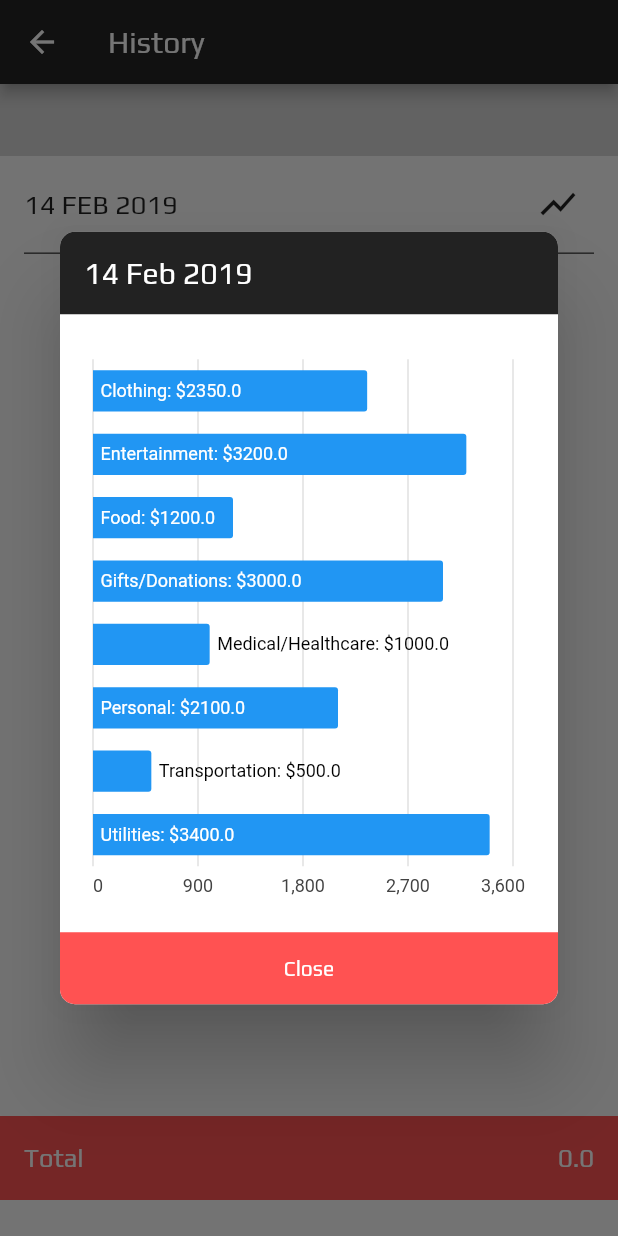
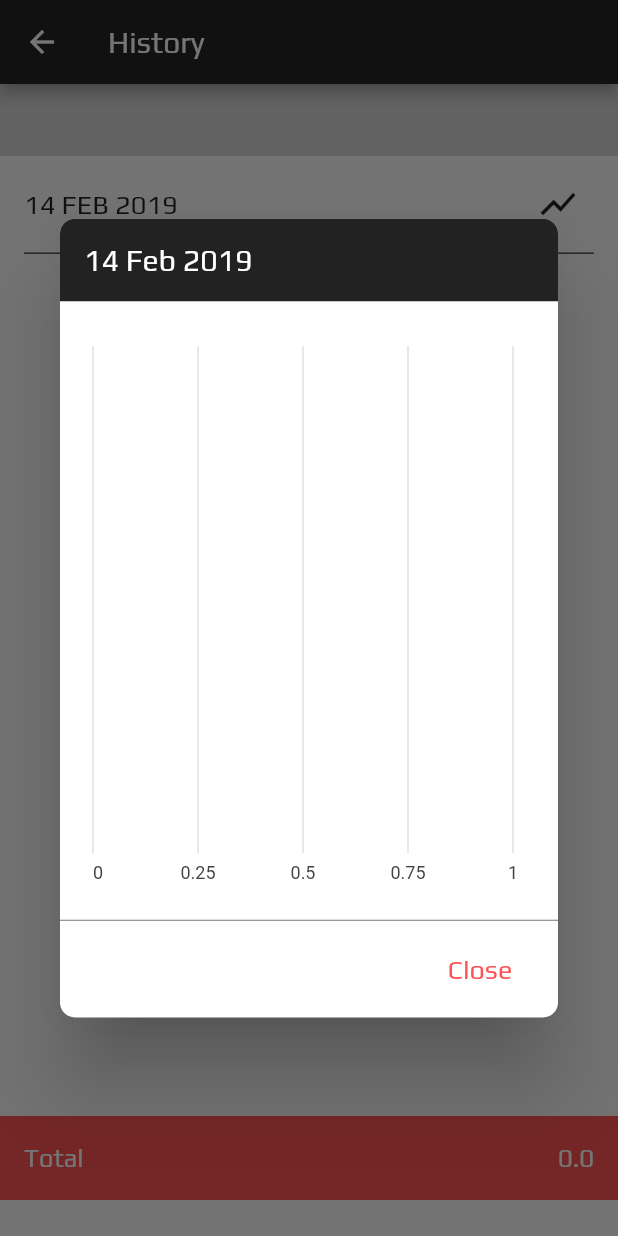
Before and after one commit to lmp95/mobile-expense, a Flutter app: the History screen opened directly, after a tap on the "show chart" icon, on a phone screen of 412 x 824 dp. Run offline on Flutter 3.47's test engine with Material 2 defaults, Android fonts, the phone set to English and light mode, and no system bars; our stand-ins replace charts_flutter, flutter_slidable, sqflite; missing offline and left inert: flutter_calendar; accounts and stored records are empty.

Commit message:
added chart function at history

```diff
--- a/lib/Views/ExpenseHistory/history.dart
+++ b/lib/Views/ExpenseHistory/history.dart
@@ -24,11 +24,11 @@ class _HistoryState extends State<History> {
   var _loading = true;
   var priceTotal = 0.0;
   var series;
+  var _chart = true;
 
   @override
   void initState() {
     super.initState();
-    _charts();
     random = 0;
     selectedDate = _dateFormat.format(DateTime.now()).toString();
     queryDate = _queryDateFormat.format(DateTime.now());
@@ -47,6 +47,7 @@ class _HistoryState extends State<History> {
           );
           _listExp.add(_expense);
         }
+        _charts(_listExp);
         setState(() {
           _loading = false;
         });
@@ -72,11 +73,14 @@ class _HistoryState extends State<History> {
           );
           _listExp.add(_expense);
         }
+        _charts(_listExp);
         setState(() {
+          _chart = true;
           _loading = false;
         });
       } else {
         setState(() {
+          _chart = false;
           _loading = false;
         });
       }
@@ -95,6 +99,106 @@ class _HistoryState extends State<History> {
         });
       });
     });
+  }
+
+  _charts(var dailyExpList) {
+    series = [
+      new charts.Series<Expense, String>(
+          id: 'Sales',
+          domainFn: (Expense sales, _) => sales.category,
+          measureFn: (Expense sales, _) => sales.amount,
+          data: dailyExpList,
+          colorFn: (_, __) => charts.MaterialPalette.red.shadeDefault,
+          labelAccessorFn: (Expense sales, _) =>
+              '${sales.category} - \$${sales.amount.toString()}')
+    ];
+  }
+
+  _showChart(String selectedDate, Orientation orient) {
+    showDialog(
+        context: context,
+        barrierDismissible: false,
+        builder: (BuildContext context) {
+          return AlertDialog(
+            titlePadding: EdgeInsets.all(0.0),
+            shape: RoundedRectangleBorder(
+                borderRadius: BorderRadius.circular(10.0)),
+            title: Container(
+              decoration: BoxDecoration(
+                  color: Colors.black87,
+                  borderRadius: BorderRadius.only(
+                      topLeft: Radius.circular(10.0),
+                      topRight: Radius.circular(10.0))),
+              padding: EdgeInsets.all(16.0),
+              child: Text(
+                selectedDate,
+                style: TextStyle(color: Colors.white),
+              ),
+            ),
+            content: _chart == true
+                ? SingleChildScrollView(
+                    child: Container(
+                      width: MediaQuery.of(context).size.width,
+                      child: Column(
+                        mainAxisSize: MainAxisSize.min,
+                        children: <Widget>[
+                          SizedBox(
+                            height: orient == Orientation.portrait
+                                ? MediaQuery.of(context).size.height / 2
+                                : MediaQuery.of(context).size.longestSide / 3,
+                            child: Container(
+                              padding: EdgeInsets.all(16.0),
+                              child: charts.BarChart(
+                                series,
+                                vertical: false,
+                                barRendererDecorator:
+                                    new charts.BarLabelDecorator<String>(),
+                                domainAxis: new charts.OrdinalAxisSpec(
+                                    renderSpec: new charts.NoneRenderSpec()),
+                              ),
+                            ),
+                          ),
+                          Divider(
+                            color: Colors.black54,
+                            height: 1.5,
+                          ),
+                        ],
+                      ),
+                    ),
+                  )
+                : Column(
+                    mainAxisSize: MainAxisSize.min,
+                    children: <Widget>[
+                      Container(
+                        height: orient == Orientation.portrait
+                            ? MediaQuery.of(context).size.height / 4
+                            : MediaQuery.of(context).size.height / 2,
+                        alignment: AlignmentDirectional.center,
+                        padding: EdgeInsets.all(16.0),
+                        child: Text("Not Available"),
+                      ),
+                      Divider(
+                        color: Colors.black54,
+                        height: 1.5,
+                      ),
+                    ],
+                  ),
+            actions: <Widget>[
+              FlatButton(
+                highlightColor: Colors.transparent,
+                splashColor: Colors.transparent,
+                onPressed: () {
+                  Navigator.of(context).pop();
+                },
+                child: Text(
+                  "Close",
+                  style: TextStyle(color: Colors.redAccent, fontSize: 18.0),
+                ),
+              ),
+            ],
+            contentPadding: EdgeInsets.all(0.0),
+          );
+        });
   }
 
   _deleteDialog() {
@@ -126,92 +230,6 @@ class _HistoryState extends State<History> {
                 ),
               ],
             ));
-  }
-
-  _charts() {
-    var data = [
-      new Expense(category: 'Clothing', amount: 2350.0),
-      new Expense(category: 'Entertainment', amount: 3200.0),
-      new Expense(category: 'Food', amount: 1200.0),
-      new Expense(category: 'Gifts/Donations', amount: 3000.0),
-      new Expense(category: 'Medical/Healthcare', amount: 1000.0),
-      new Expense(category: 'Personal', amount: 2100.0),
-      new Expense(category: 'Transportation', amount: 500.0),
-      new Expense(category: 'Utilities', amount: 3400.0),
-    ];
-    series = [
-      new charts.Series<Expense, String>(
-          id: 'Sales',
-          domainFn: (Expense sales, _) => sales.category,
-          measureFn: (Expense sales, _) => sales.amount,
-          data: data,
-          labelAccessorFn: (Expense sales, _) =>
-              '${sales.category}: \$${sales.amount.toString()}')
-    ];
-  }
-
-  _showChart(String selectedDate) {
-    showDialog(
-        context: context,
-        barrierDismissible: false,
-        builder: (BuildContext context) {
-          return AlertDialog(
-            titlePadding: EdgeInsets.all(0.0),
-            shape: RoundedRectangleBorder(
-                borderRadius: BorderRadius.circular(10.0)),
-            title: Container(
-              decoration: BoxDecoration(
-                  color: Colors.black87,
-                  borderRadius: BorderRadius.only(
-                      topLeft: Radius.circular(10.0),
-                      topRight: Radius.circular(10.0))),
-              padding: EdgeInsets.all(16.0),
-              child: Text(
-                selectedDate,
-                style: TextStyle(color: Colors.white),
-              ),
-            ),
-            content: Column(
-              mainAxisSize: MainAxisSize.min,
-              children: <Widget>[
-                SizedBox(
-                  height: MediaQuery.of(context).size.height / 2,
-                  child: Container(
-                    padding: EdgeInsets.all(16.0),
-                    child: charts.BarChart(
-                      series,
-                      vertical: false,
-                      barRendererDecorator:
-                          new charts.BarLabelDecorator<String>(),
-                      domainAxis: new charts.OrdinalAxisSpec(
-                          renderSpec: new charts.NoneRenderSpec()),
-                    ),
-                  ),
-                ),
-                Container(
-                  decoration: BoxDecoration(
-                      color: Colors.redAccent,
-                      borderRadius: BorderRadius.only(
-                          bottomLeft: Radius.circular(10.0),
-                          bottomRight: Radius.circular(10.0))),
-                  width: 1000.0,
-                  child: FlatButton(
-                    highlightColor: Colors.transparent,
-                    splashColor: Colors.transparent,
-                    onPressed: () {
-                      Navigator.of(context).pop();
-                    },
-                    child: Text(
-                      "Close",
-                      style: TextStyle(color: Colors.white),
-                    ),
-                  ),
-                )
-              ],
-            ),
-            contentPadding: EdgeInsets.all(0.0),
-          );
-        });
   }
 
   @override
@@ -259,7 +277,7 @@ class _HistoryState extends State<History> {
                             splashColor: Colors.transparent,
                             iconSize: 28.0,
                             onPressed: () {
-                              _showChart(selectedDate);
+                              _showChart(selectedDate, orientation);
                             },
                             icon: Icon(Icons.show_chart),
                           ),
```
